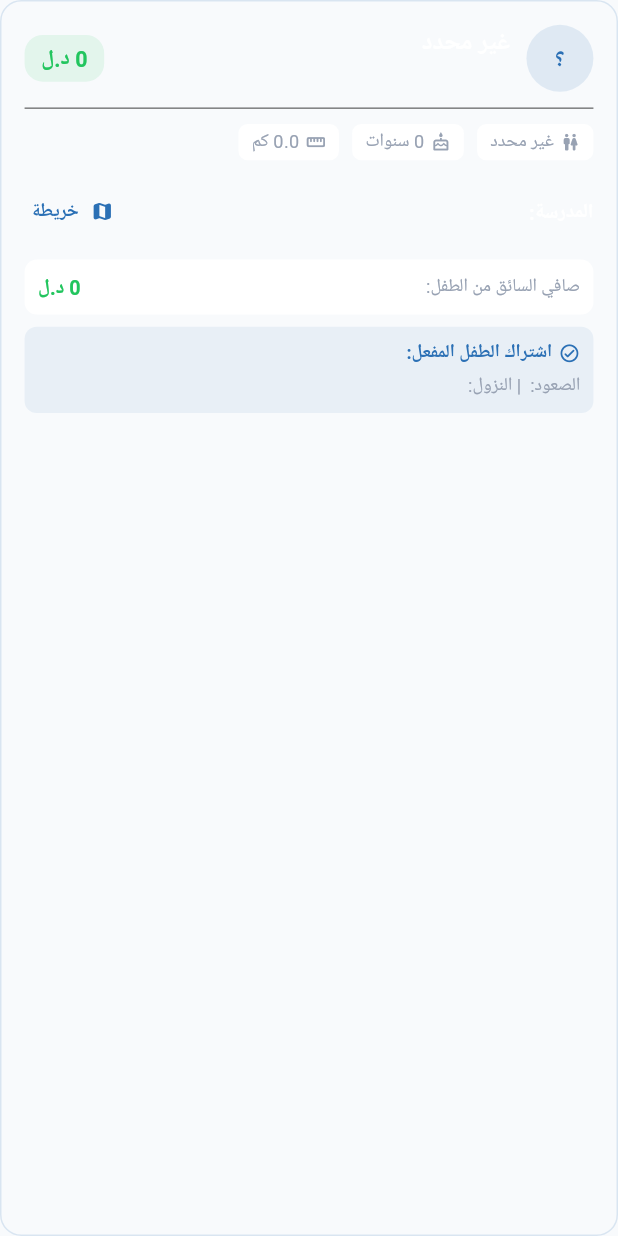
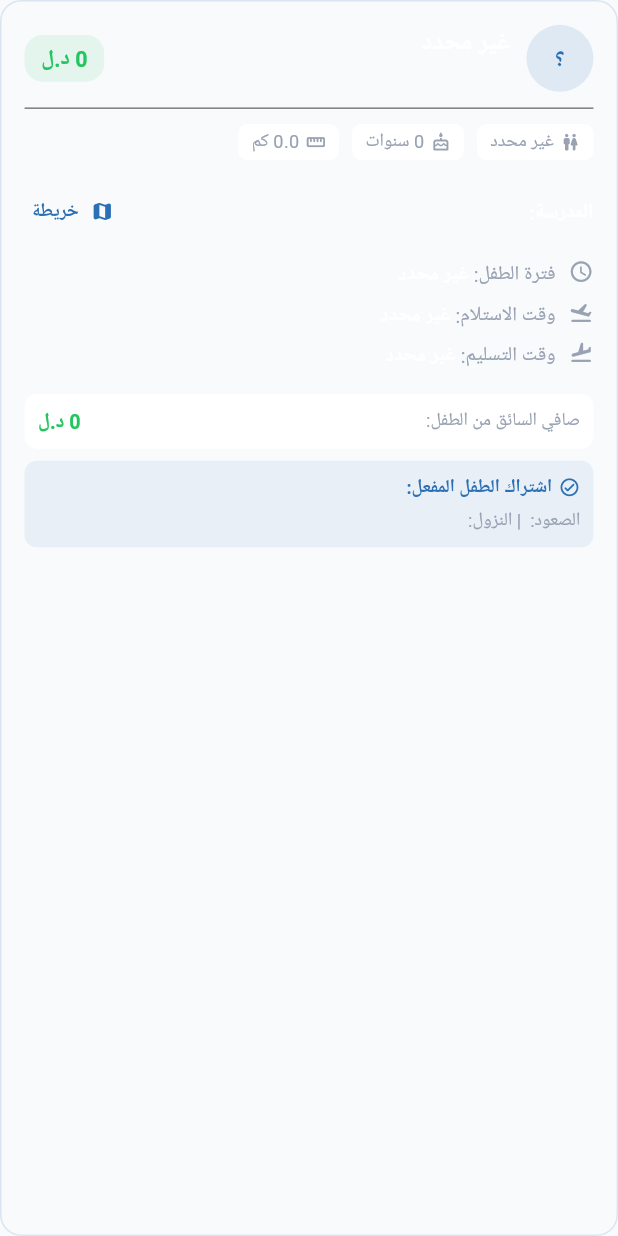
Before and after one commit to shadasobhe97-ctrl/NewCopyProjcet, a Flutter app: the _ChildCard widget shown alone on an empty page, opened directly with empty values, on a phone screen of 412 x 824 dp. Run offline on Flutter 3.47's test engine with Material 3 defaults, Android fonts, the phone set to English and light mode, and no system bars; our stand-ins replace audioplayers, battery_plus, cached_network_image, cloud_firestore, dartz, device_info_plus and 22 more; missing offline and left inert: dart:html, image_blur_detection, mobile_scanner, record; accounts and stored records are empty; network calls fail; Roboto replaces fonts that are missing (Cairo).

Commit message:
اخر التعديلات

```diff
--- a/lib/core/theme/cubit/theme_state.dart
+++ b/lib/core/theme/cubit/theme_state.dart
@@ -4,8 +4,5 @@ class ThemeState {
   final ThemeData themeData;
   final bool isDarkMode;
 
-  ThemeState({
-    required this.themeData,
-    required this.isDarkMode,
-  });
+  ThemeState({required this.themeData, required this.isDarkMode});
 }
--- a/lib/core/theme/text_styles.dart
+++ b/lib/core/theme/text_styles.dart
@@ -1,4 +1,3 @@
-
 import 'package:flutter/material.dart';
 import 'package:google_fonts/google_fonts.dart';
 import 'package:kids_transport/core/theme/app_colors.dart';
--- a/lib/features/driver/requests/presentation/screens/driver_request_details_screen.dart
+++ b/lib/features/driver/requests/presentation/screens/driver_request_details_screen.dart
@@ -841,6 +841,26 @@ class _ChildCard extends StatelessWidget {
     required this.onOpenMap,
   });
 
+  String _formatTime(String? raw) {
+    if (raw == null || raw.trim().isEmpty || raw.trim() == 'null') {
+      return 'غير محدد';
+    }
+    final clean = raw.trim();
+    final parts = clean.split(':');
+    if (parts.length >= 2) {
+      final h = int.tryParse(parts[0]);
+      final m = int.tryParse(parts[1]);
+      if (h != null && m != null) {
+        final period = h >= 12 ? 'مساءً' : 'صباحًا';
+        final displayHour = h == 0 ? 12 : (h > 12 ? h - 12 : h);
+        final hourStr = displayHour.toString().padLeft(2, '0');
+        final minStr = m.toString().padLeft(2, '0');
+        return '$hourStr:$minStr $period';
+      }
+    }
+    return clean;
+  }
+
   @override
   Widget build(BuildContext context) {
     final isDark = context.isDarkMode;
@@ -992,6 +1012,23 @@ class _ChildCard extends StatelessWidget {
               ],
             ),
           ],
+
+          SizedBox(height: 8.h),
+          _InfoRow(
+            icon: Icons.access_time_rounded,
+            label: 'فترة الطفل',
+            value: child.timingDisplayLabel,
+          ),
+          _InfoRow(
+            icon: Icons.flight_takeoff_rounded,
+            label: 'وقت الاستلام',
+            value: _formatTime(child.pickupTime),
+          ),
+          _InfoRow(
+            icon: Icons.flight_land_rounded,
+            label: 'وقت التسليم',
+            value: _formatTime(child.dropoffTime),
+          ),
 
           // ── الملاحظات الطبية ──
           if (child.medicalNotes != null &&
--- a/lib/features/driver/shared/data/models/driver_common_subscription_models.dart
+++ b/lib/features/driver/shared/data/models/driver_common_subscription_models.dart
@@ -320,6 +320,8 @@ class DriverChildModel {
   final String? gradeLabel;
   final DriverSchoolModel? school;
   final String? timing; // Nullable
+  final String? pickupTime; // Nullable
+  final String? dropoffTime; // Nullable
   final double? distanceKm;
   final String? medicalNotes;
   final DriverChildPricingModel? pricing;
@@ -335,6 +337,8 @@ class DriverChildModel {
     this.gradeLabel,
     this.school,
     this.timing,
+    this.pickupTime,
+    this.dropoffTime,
     this.distanceKm,
     this.medicalNotes,
     this.pricing,
@@ -362,6 +366,20 @@ class DriverChildModel {
   String get timingDisplay => timing != null && timing!.isNotEmpty
       ? SubscriptionEnums.timingLabel(timing)
       : 'غير محدد';
+
+  String get timingDisplayLabel {
+    switch ((timing ?? '').toUpperCase()) {
+      case 'MORNING':
+        return 'صباحية';
+      case 'AFTERNOON':
+      case 'EVENING':
+        return 'مسائية';
+      case 'BOTH':
+        return 'صباحية ومسائية';
+      default:
+        return 'غير محدد';
+    }
+  }
 
   factory DriverChildModel.fromJson(Map<String, dynamic> json) {
     final cid = _parseInt(json['child_id'] ?? json['id']) ?? 0;
@@ -393,6 +411,8 @@ class DriverChildModel {
       school:
           schoolJson != null ? DriverSchoolModel.fromJson(schoolJson) : null,
       timing: json['timing']?.toString(),
+      pickupTime: json['pickup_time']?.toString(),
+      dropoffTime: json['dropoff_time']?.toString(),
       distanceKm: _parseDouble(json['distance_km']),
       medicalNotes: (medNotes != null &&
               medNotes.trim().isNotEmpty &&
@@ -419,6 +439,8 @@ class DriverChildModel {
         'grade_label': gradeLabel,
         'school': school?.toJson(),
         'timing': timing,
+        'pickup_time': pickupTime,
+        'dropoff_time': dropoffTime,
         'distance_km': distanceKm,
         'medical_notes': medicalNotes,
         'pricing': pricing?.toJson(),
```
Also changed, not shown: lib/core/theme/app_theme.dart (+44 -43 lines), lib/core/theme/cubit/theme_cubit.dart (+13 -12 lines), lib/features/driver/subscriptions/presentation/screens/driver_subscription_details_screen.dart (+48 -25 lines), lib/features/parent/subscriptions/data/models/active_subscription_model.dart (+22 -0 lines), lib/features/parent/subscriptions/data/models/request_model.dart (+22 -0 lines), lib/features/parent/subscriptions/presentation/screens/request_details_screen.dart (+23 -0 lines), lib/features/parent/subscriptions/presentation/screens/subscription_details_screen.dart (+20 -4 lines).
